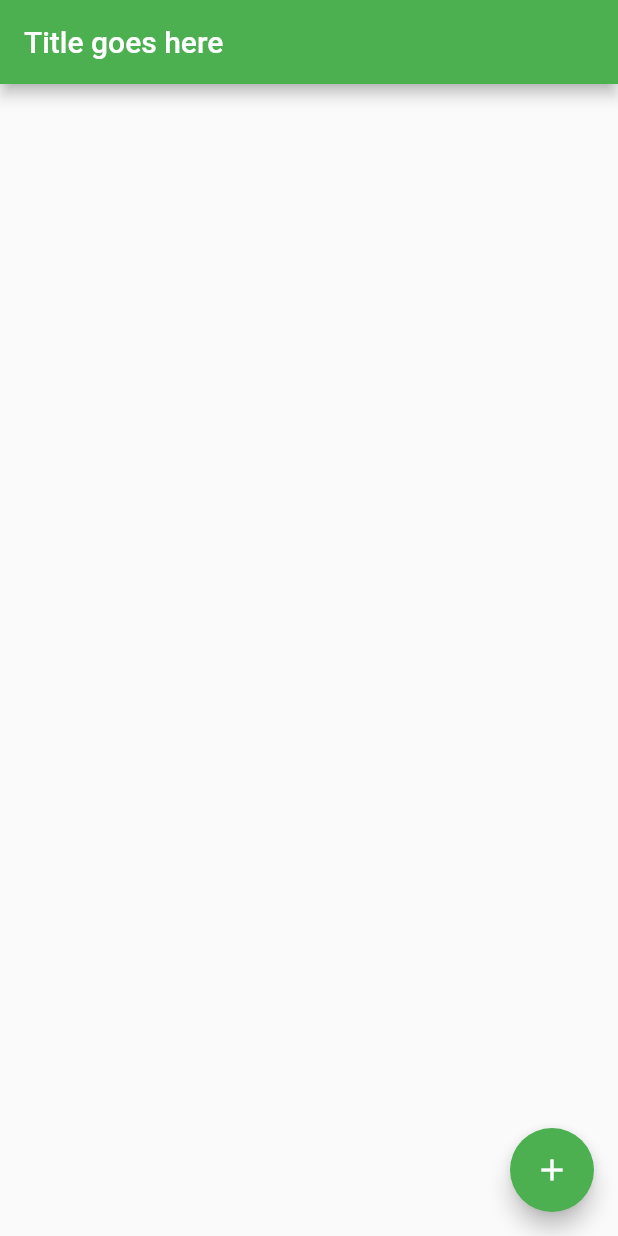
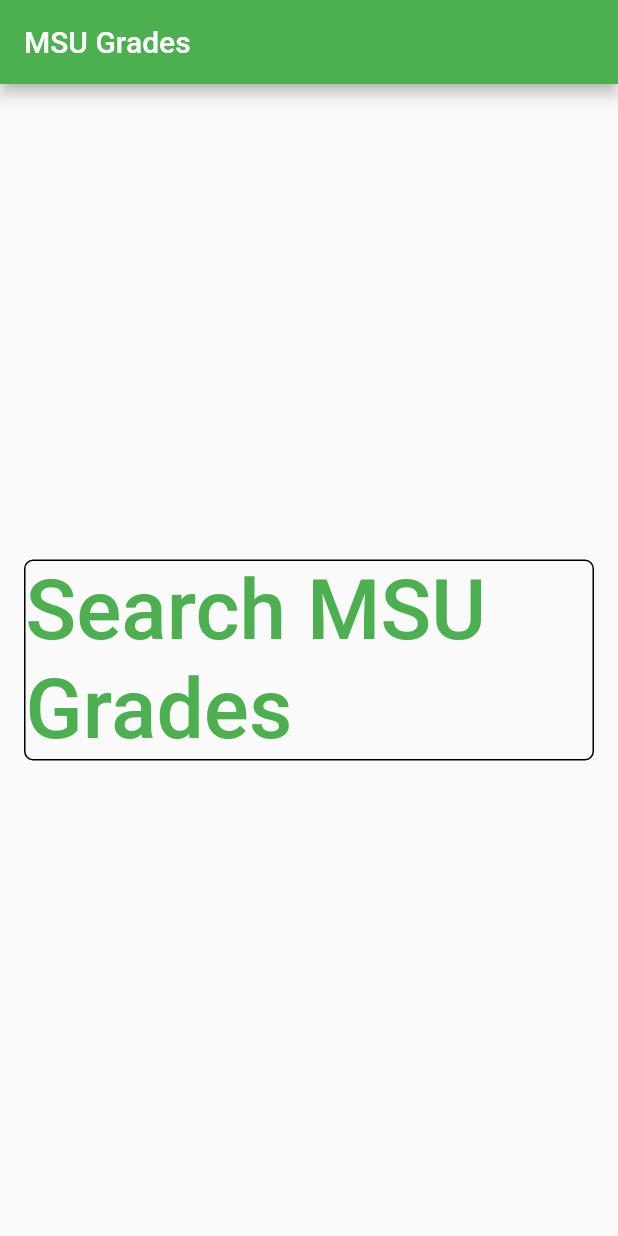
Before and after one commit to ArcticZeroo/msu_grades_flutter, a Flutter app: the screen it shows after launch, on a phone screen of 412 x 824 dp. Run offline on Flutter 3.47's test engine with Material 2 defaults, Android fonts, the light colour scheme and no system bars.

Commit message:
Added skeleton class for Search delegate

```diff
--- /dev/null
+++ b/lib/api/data/grades/search.dart
@@ -0,0 +1,9 @@
+import 'package:flutter/material.dart';
+
+class Search extends StatelessWidget{
+  @override
+  Widget build(BuildContext context) {
+    // TODO: implement build
+    throw UnimplementedError();
+  }
+}
--- a/lib/app/views/home.dart
+++ b/lib/app/views/home.dart
@@ -10,10 +10,14 @@
   Widget build(BuildContext context) {
     // TODO: implement build
     return Scaffold(
-      appBar: AppBar(title: Text("Title goes here")),
-      body: Center(),
-      floatingActionButton: FloatingActionButton(
-        child: Icon(Icons.add),
+      appBar: AppBar(title: Text("MSU Grades")),
+      body: Center(
+        child: FlatButton(
+          textColor: Colors.green, // Theme.color.of(context).primaryTextTheme.bodyText2,
+            child: Container(
+                decoration: BoxDecoration(
+                    border: Border.all(color: Colors.black, width: 1), borderRadius: BorderRadius.circular(6)),
+                child: Text("Search MSU Grades", textScaleFactor: 4.0,))),
       ),
     );
   }
```
